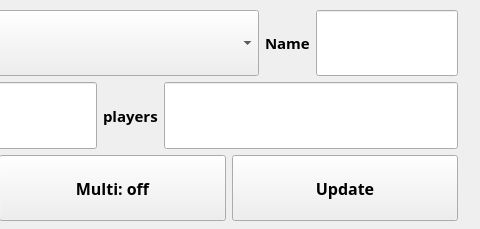
Above: ffbe_widget.ui from HyuntaMansei/ffbe before the change; both pictures show x 253 to 733 and y 0 to 229 of the 733 by 229 pixel window. Below: the same form after it.
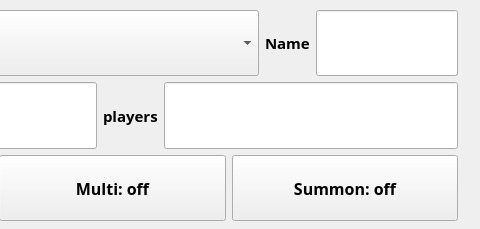
That is the form after the change.

What changed in the file:
```diff
--- a/ffbe_widget.ui
+++ b/ffbe_widget.ui
@@ -334,7 +334,7 @@
          <locale language="English" country="UnitedStates"/>
         </property>
         <property name="text">
-         <string>Update</string>
+         <string>Summon: off</string>
         </property>
        </widget>
       </item>
```
Left out of the diff: 2 changed lines with no effect on the pictures.
